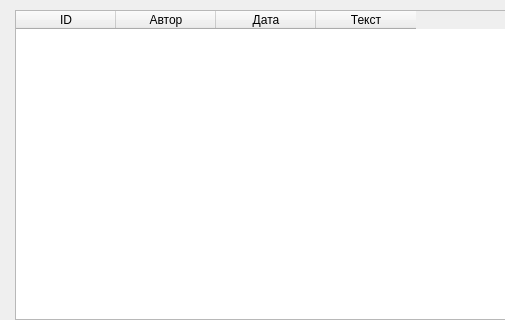
This is gui/gui.ui in k-kulich/anichkov-parser as Qt 5 draws it before an edit; both pictures show x 0 to 505 and y 0 to 320 of the 900 by 600 pixel window. The edited form follows.
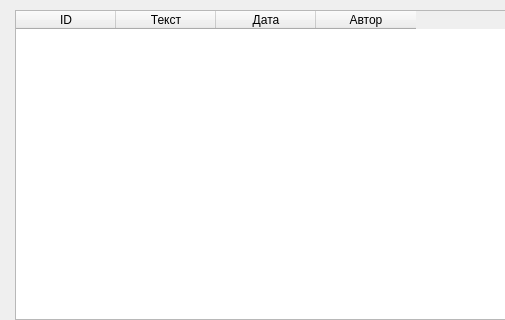
This is the edited form.

Diff of the .ui file:
```diff
--- a/gui/gui.ui
+++ b/gui/gui.ui
@@ -43,21 +43,21 @@
       <string>ID</string>
      </property>
     </column>
-    <column>
-     <property name="text">
-      <string>Автор</string>
-     </property>
-    </column>
-    <column>
-     <property name="text">
-      <string>Дата</string>
-     </property>
-    </column>
     <column>
      <property name="text">
       <string>Текст</string>
      </property>
     </column>
+    <column>
+     <property name="text">
+      <string>Дата</string>
+     </property>
+    </column>
+    <column>
+     <property name="text">
+      <string>Автор</string>
+     </property>
+    </column>
    </widget>
    <widget class="QComboBox" name="authorBox">
     <property name="geometry">
```
